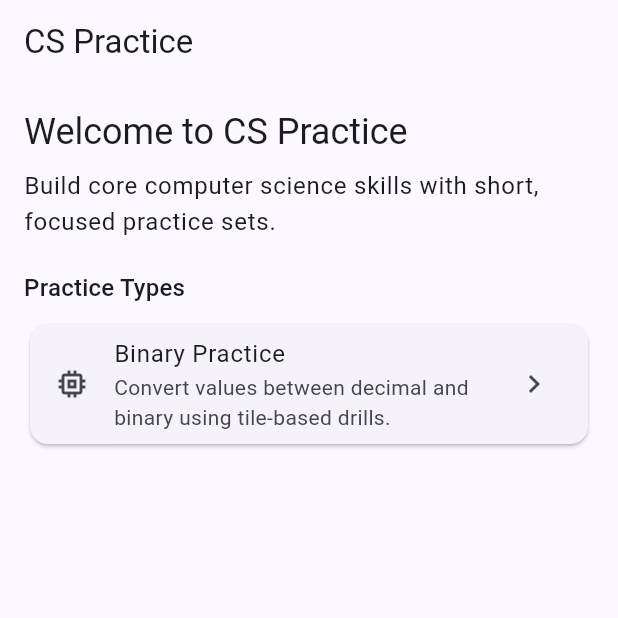
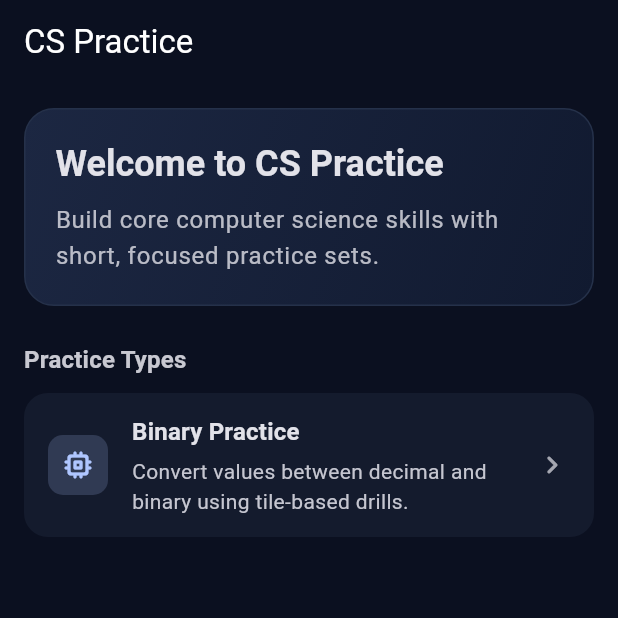
Before and after one commit to lukejosephson/cs_app, a Flutter app: the screen it shows after launch, on a phone screen of 412 x 824 dp, the top half of it. Run offline on Flutter 3.47's test engine with Material 3 defaults, Android fonts, the phone set to English and light mode, and no system bars; our stand-ins replace flutter_riverpod.

Commit message:
UI Theme: Apply dark professional styling (Ref: Prompt #2)
Co-authored-by: Copilot <223556219+Copilot@users.noreply.github.com>

```diff
--- a/lib/main.dart
+++ b/lib/main.dart
@@ -12,11 +12,32 @@ class CsPracticeApp extends StatelessWidget {
 
   @override
   Widget build(BuildContext context) {
+    final colorScheme = ColorScheme.fromSeed(
+      seedColor: const Color(0xFF4F8CFF),
+      brightness: Brightness.dark,
+    );
+
     return MaterialApp(
       title: 'CS Practice',
       theme: ThemeData(
-        colorScheme: ColorScheme.fromSeed(seedColor: Colors.indigo),
+        colorScheme: colorScheme,
+        brightness: Brightness.dark,
         useMaterial3: true,
+        scaffoldBackgroundColor: const Color(0xFF0B1020),
+        appBarTheme: const AppBarTheme(
+          centerTitle: false,
+          elevation: 0,
+          backgroundColor: Colors.transparent,
+          foregroundColor: Colors.white,
+        ),
+        cardTheme: const CardThemeData(
+          margin: EdgeInsets.zero,
+          color: Color(0xFF141B2D),
+          elevation: 0,
+          shape: RoundedRectangleBorder(
+            borderRadius: BorderRadius.all(Radius.circular(16)),
+          ),
+        ),
       ),
       home: const HomeScreen(),
     );
--- a/lib/screens/home_screen.dart
+++ b/lib/screens/home_screen.dart
@@ -9,34 +9,86 @@ class HomeScreen extends ConsumerWidget {
   @override
   Widget build(BuildContext context, WidgetRef ref) {
     final practiceOptions = ref.watch(practiceOptionsProvider);
+    final textTheme = Theme.of(context).textTheme;
+    final colorScheme = Theme.of(context).colorScheme;
 
     return Scaffold(
       appBar: AppBar(title: const Text('CS Practice')),
       body: ListView(
         padding: const EdgeInsets.all(16),
         children: [
+          Container(
+            padding: const EdgeInsets.all(20),
+            decoration: BoxDecoration(
+              borderRadius: BorderRadius.circular(20),
+              gradient: const LinearGradient(
+                colors: [Color(0xFF1C2742), Color(0xFF111A30)],
+                begin: Alignment.topLeft,
+                end: Alignment.bottomRight,
+              ),
+              border: Border.all(color: const Color(0xFF25314A)),
+            ),
+            child: Column(
+              crossAxisAlignment: CrossAxisAlignment.start,
+              children: [
                 Text(
                   'Welcome to CS Practice',
-            style: Theme.of(context).textTheme.headlineSmall,
+                  style: textTheme.headlineSmall?.copyWith(
+                    fontWeight: FontWeight.w700,
                   ),
-          const SizedBox(height: 8),
+                ),
+                const SizedBox(height: 10),
                 Text(
                   'Build core computer science skills with short, focused practice sets.',
-            style: Theme.of(context).textTheme.bodyLarge,
+                  style: textTheme.bodyLarge?.copyWith(
+                    color: colorScheme.onSurface.withValues(alpha: 0.8),
                   ),
-          const SizedBox(height: 20),
+                ),
+              ],
+            ),
+          ),
+          const SizedBox(height: 24),
           Text(
             'Practice Types',
-            style: Theme.of(context).textTheme.titleMedium,
+            style: textTheme.titleMedium?.copyWith(
+              color: colorScheme.onSurface.withValues(alpha: 0.88),
+              fontWeight: FontWeight.w600,
             ),
-          const SizedBox(height: 8),
+          ),
+          const SizedBox(height: 10),
           ...practiceOptions.map(
-            (option) => Card(
+            (option) => Padding(
+              padding: const EdgeInsets.only(bottom: 12),
+              child: Card(
                 child: ListTile(
-                leading: const Icon(Icons.memory),
-                title: Text(option.title),
-                subtitle: Text(option.description),
-                trailing: const Icon(Icons.chevron_right),
+                  contentPadding: const EdgeInsets.symmetric(
+                    horizontal: 16,
+                    vertical: 6,
+                  ),
+                  leading: Container(
+                    width: 40,
+                    height: 40,
+                    decoration: BoxDecoration(
+                      color: colorScheme.primary.withValues(alpha: 0.18),
+                      borderRadius: BorderRadius.circular(10),
+                    ),
+                    child: Icon(Icons.memory_rounded, color: colorScheme.primary),
+                  ),
+                  title: Text(
+                    option.title,
+                    style: textTheme.titleMedium?.copyWith(
+                      fontWeight: FontWeight.w600,
+                    ),
+                  ),
+                  subtitle: Padding(
+                    padding: const EdgeInsets.only(top: 4),
+                    child: Text(option.description),
+                  ),
+                  trailing: Icon(
+                    Icons.chevron_right_rounded,
+                    color: colorScheme.onSurface.withValues(alpha: 0.7),
+                  ),
+                ),
               ),
             ),
           ),
```
Also changed, not shown: 1 other file. Lines whose indentation alone changed are shown as unchanged.
